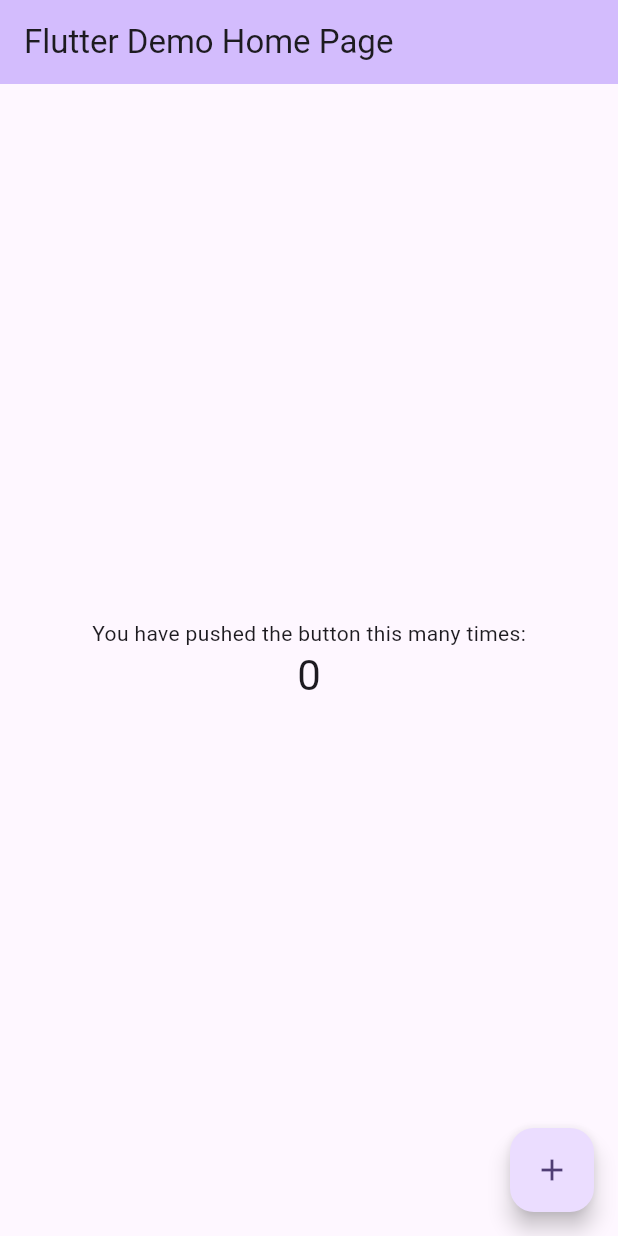
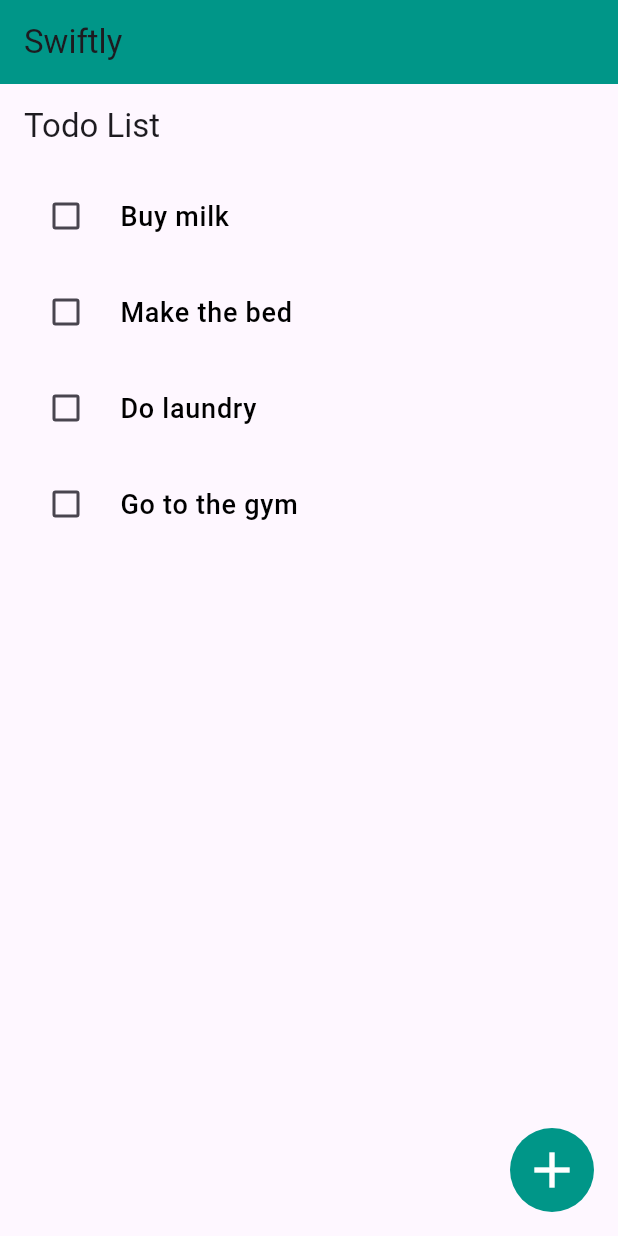
Before and after one commit to jishnupsamal/Syncr, a Flutter app: the screen it shows after launch, on a phone screen of 412 x 824 dp. Run offline on Flutter 3.47's test engine with Material 3 defaults, Android fonts, the phone set to English and light mode, and no system bars; our stand-ins replace firebase_core; accounts and stored records are empty.

Commit message:
Displayed ToDos

```diff
--- /dev/null
+++ b/lib/components/todo.dart
@@ -0,0 +1,62 @@
+import 'package:flutter/material.dart';
+
+class TodoList extends StatefulWidget {
+  const TodoList({super.key});
+
+  final List<String> todos = const [
+    'Buy milk',
+    'Make the bed',
+    'Do laundry',
+    'Go to the gym'
+  ];
+
+  @override
+  State<TodoList> createState() => _TodoListState();
+}
+
+class _TodoListState extends State<TodoList> {
+  late List<bool> _isSelectedList;
+
+  @override
+  void initState() {
+    super.initState();
+    _isSelectedList = List.filled(widget.todos.length, false);
+  }
+
+  @override
+  Widget build(BuildContext context) {
+    return Scaffold(
+      appBar: AppBar(title: const Text('Todo List')),
+      body: ListView.builder(
+        itemCount: widget.todos.length,
+        itemBuilder: (context, index) {
+          bool isChecked = _isSelectedList[index];
+
+          return Container(
+            margin: const EdgeInsets.symmetric(vertical: 4, horizontal: 8),
+            child: CheckboxListTile(
+              title: Text(
+                widget.todos[index],
+                style: TextStyle(
+                  fontSize: 18,
+                  fontWeight: FontWeight.w500,
+                  decoration: isChecked ? TextDecoration.lineThrough : null, // ✅ Strike-through if checked
+                  color: isChecked ? Colors.grey : Colors.black, // ✅ Text color change
+                ),
+              ),
+              value: isChecked,
+              onChanged: (bool? value) {
+                setState(() {
+                  _isSelectedList[index] = value ?? false;
+                });
+              },
+              activeColor: Colors.green, // ✅ Checkbox color
+              checkColor: Colors.white,
+              controlAffinity: ListTileControlAffinity.leading, // ✅ Checkbox on the left
+            ),
+          );
+        },
+      ),
+    );
+  }
+}
--- a/lib/main.dart
+++ b/lib/main.dart
@@ -1,4 +1,5 @@
 import 'package:flutter/material.dart';
+import 'package:swiftly/components/todo.dart';
 
 void main() {
   runApp(const MyApp());
@@ -7,119 +8,40 @@
 class MyApp extends StatelessWidget {
   const MyApp({super.key});
 
-  // This widget is the root of your application.
   @override
   Widget build(BuildContext context) {
     return MaterialApp(
-      title: 'Flutter Demo',
+      title: 'Swiftly',
       theme: ThemeData(
-        // This is the theme of your application.
-        //
-        // TRY THIS: Try running your application with "flutter run". You'll see
-        // the application has a purple toolbar. Then, without quitting the app,
-        // try changing the seedColor in the colorScheme below to Colors.green
-        // and then invoke "hot reload" (save your changes or press the "hot
-        // reload" button in a Flutter-supported IDE, or press "r" if you used
-        // the command line to start the app).
-        //
-        // Notice that the counter didn't reset back to zero; the application
-        // state is not lost during the reload. To reset the state, use hot
-        // restart instead.
-        //
-        // This works for code too, not just values: Most code changes can be
-        // tested with just a hot reload.
-        colorScheme: ColorScheme.fromSeed(seedColor: Colors.deepPurple),
         useMaterial3: true,
       ),
-      home: const MyHomePage(title: 'Flutter Demo Home Page'),
+      home: const App(),
     );
   }
 }
 
-class MyHomePage extends StatefulWidget {
-  const MyHomePage({super.key, required this.title});
-
-  // This widget is the home page of your application. It is stateful, meaning
-  // that it has a State object (defined below) that contains fields that affect
-  // how it looks.
-
-  // This class is the configuration for the state. It holds the values (in this
-  // case the title) provided by the parent (in this case the App widget) and
-  // used by the build method of the State. Fields in a Widget subclass are
-  // always marked "final".
-
-  final String title;
-
-  @override
-  State<MyHomePage> createState() => _MyHomePageState();
-}
-
-class _MyHomePageState extends State<MyHomePage> {
-  int _counter = 0;
-
-  void _incrementCounter() {
-    setState(() {
-      // This call to setState tells the Flutter framework that something has
-      // changed in this State, which causes it to rerun the build method below
-      // so that the display can reflect the updated values. If we changed
-      // _counter without calling setState(), then the build method would not be
-      // called again, and so nothing would appear to happen.
-      _counter++;
-    });
-  }
+class App extends StatelessWidget {
+  const App({super.key});
 
   @override
   Widget build(BuildContext context) {
-    // This method is rerun every time setState is called, for instance as done
-    // by the _incrementCounter method above.
-    //
-    // The Flutter framework has been optimized to make rerunning build methods
-    // fast, so that you can just rebuild anything that needs updating rather
-    // than having to individually change instances of widgets.
-    return Scaffold(
-      appBar: AppBar(
-        // TRY THIS: Try changing the color here to a specific color (to
-        // Colors.amber, perhaps?) and trigger a hot reload to see the AppBar
-        // change color while the other colors stay the same.
-        backgroundColor: Theme.of(context).colorScheme.inversePrimary,
-        // Here we take the value from the MyHomePage object that was created by
-        // the App.build method, and use it to set our appbar title.
-        title: Text(widget.title),
+    return Container(
+      child: Scaffold(
+        appBar: AppBar(
+            title: const Text('Swiftly'),
+            backgroundColor: Colors.teal),
+        body: TodoList(),
+        floatingActionButton: IconButton.filled(
+            icon: Icon(
+              Icons.add,
+              size: 40
+            ),
+            onPressed: () {
+              print('Button Pressed');
+            },
+            style: ButtonStyle(backgroundColor: WidgetStatePropertyAll<Color>(Colors.teal)),
       ),
-      body: Center(
-        // Center is a layout widget. It takes a single child and positions it
-        // in the middle of the parent.
-        child: Column(
-          // Column is also a layout widget. It takes a list of children and
-          // arranges them vertically. By default, it sizes itself to fit its
-          // children horizontally, and tries to be as tall as its parent.
-          //
-          // Column has various properties to control how it sizes itself and
-          // how it positions its children. Here we use mainAxisAlignment to
-          // center the children vertically; the main axis here is the vertical
-          // axis because Columns are vertical (the cross axis would be
-          // horizontal).
-          //
-          // TRY THIS: Invoke "debug painting" (choose the "Toggle Debug Paint"
-          // action in the IDE, or press "p" in the console), to see the
-          // wireframe for each widget.
-          mainAxisAlignment: MainAxisAlignment.center,
-          children: <Widget>[
-            const Text(
-              'You have pushed the button this many times:',
-            ),
-            Text(
-              '$_counter',
-              style: Theme.of(context).textTheme.headlineMedium,
-            ),
-          ],
-        ),
-      ),
-      floatingActionButton: FloatingActionButton(
-        onPressed: _incrementCounter,
-        tooltip: 'Increment',
-        child: const Icon(Icons.add),
-      ), // This trailing comma makes auto-formatting nicer for build methods.
+    )
     );
   }
 }
```
Also changed, not shown: pubspec.yaml (+6 -9 lines), firebase.json (added), lib/firebase_options.dart (added), pubspec.lock, 11 other files.
